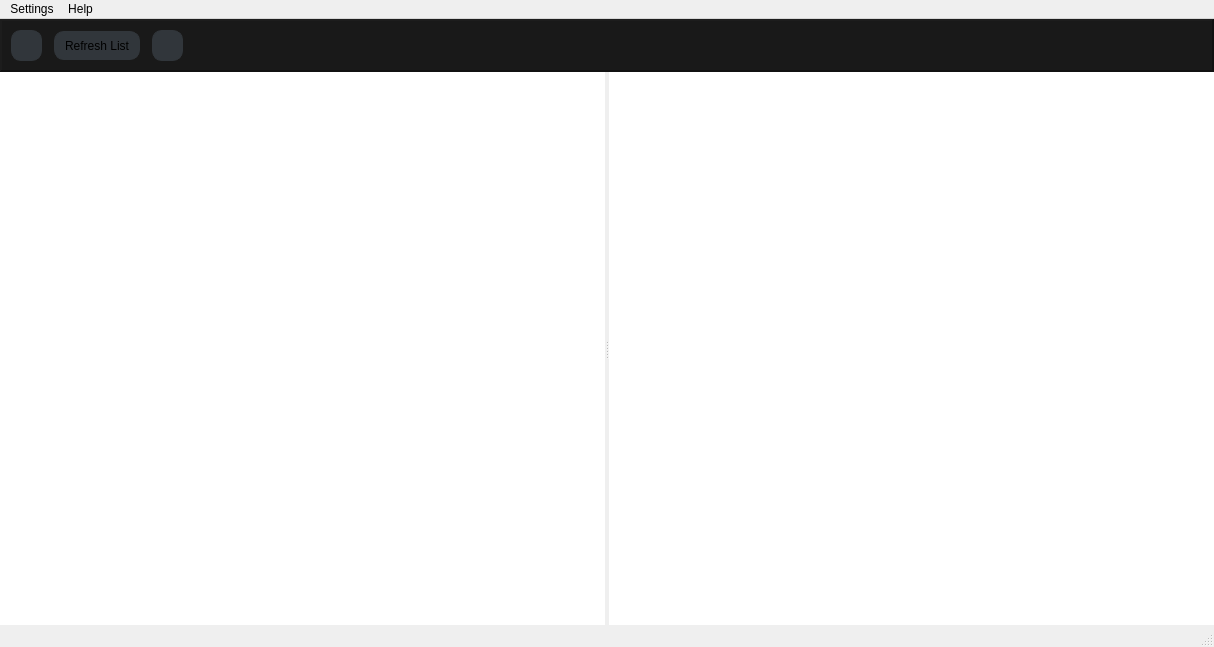
Old version of the form mainwindow.ui in the repository darthtenebrus/linion.
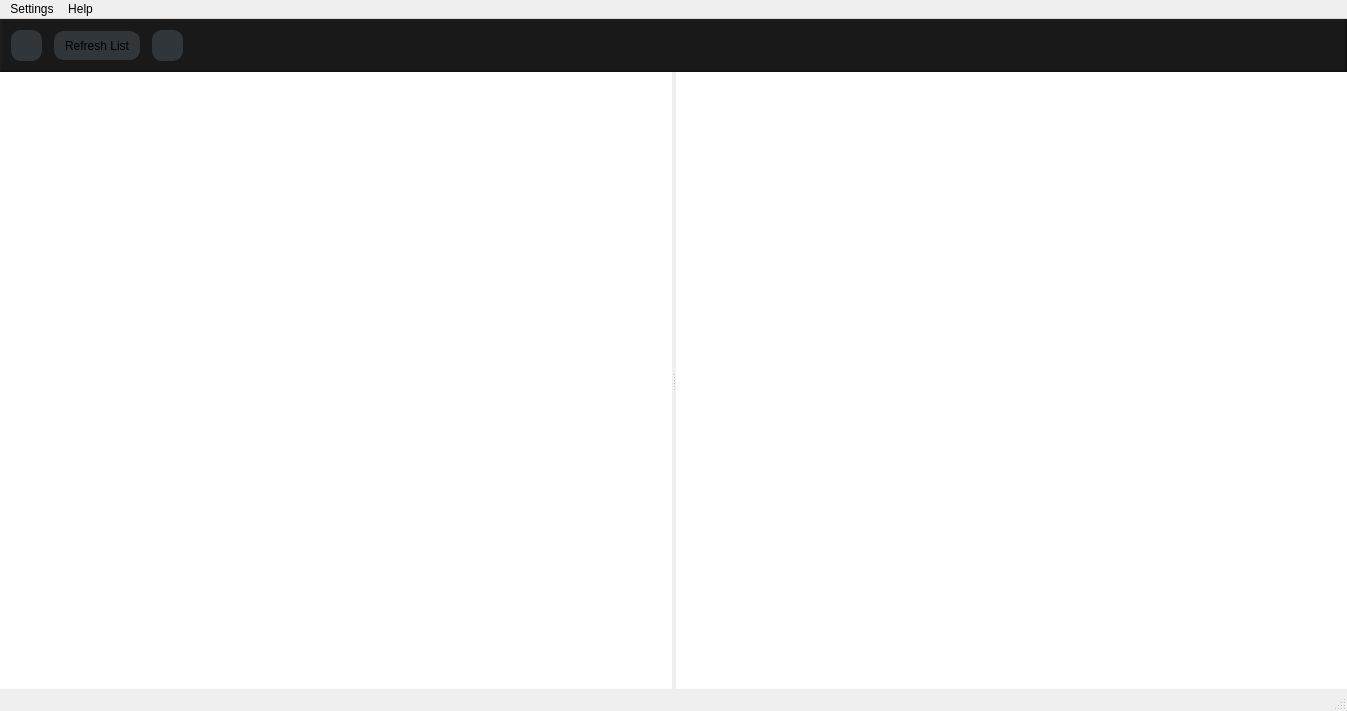
New version of the form. Icons and pictures are not drawn.

The edit to the form file:
```diff
--- a/mainwindow.ui
+++ b/mainwindow.ui
@@ -6,8 +6,8 @@
    <rect>
     <x>0</x>
     <y>0</y>
-    <width>1214</width>
-    <height>647</height>
+    <width>1347</width>
+    <height>711</height>
    </rect>
   </property>
   <property name="windowTitle">
@@ -260,7 +260,7 @@
     <rect>
      <x>0</x>
      <y>0</y>
-     <width>1214</width>
+     <width>1347</width>
      <height>32</height>
     </rect>
    </property>
```
